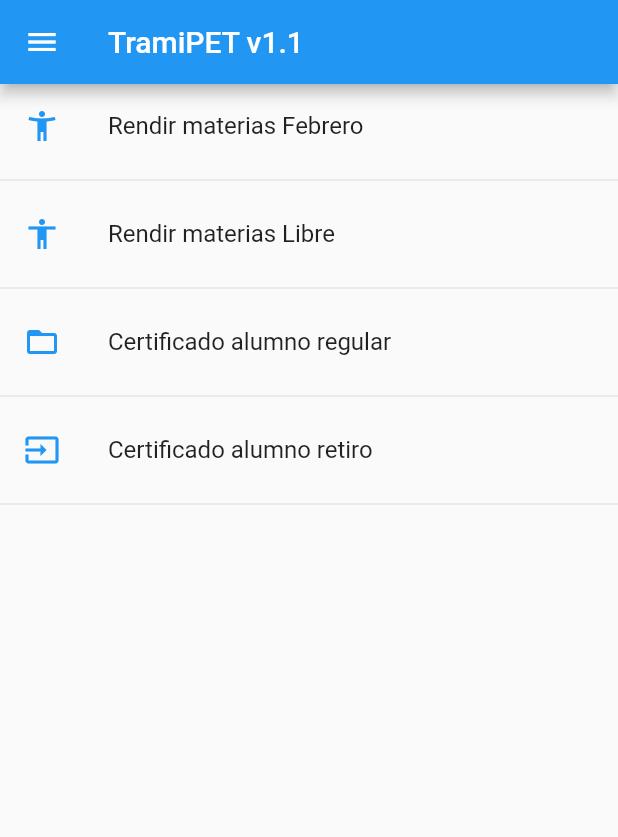
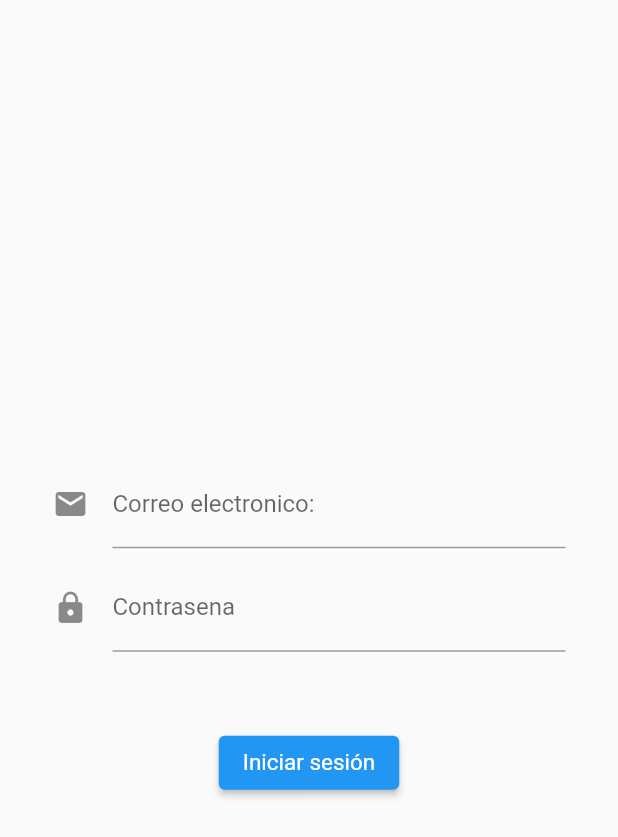
Before and after one commit to t0mmycastro/tramipet, a Flutter app: the screen it shows after launch, on a phone screen of 412 x 824 dp. Shown: the top 837 px of the screen. Run offline on Flutter 3.47's test engine with Material 2 defaults, Android fonts, the light colour scheme and no system bars.

Commit message:
Tramipet 1.2
Actualización de Tramipet 1.2:

-Se corrigieron errores del menu desplegable.
-Se añadió una nueva pantalla de login
-Se retiró a HomePage como menu principal y se puso a LoginPage

```diff
--- a/lib/main.dart
+++ b/lib/main.dart
@@ -6,6 +6,7 @@ import 'package:tramipet/src/pages/rendirfebrero_page.dart';
 import 'package:tramipet/src/pages/rendirlibre_page.dart';
 import 'package:tramipet/src/pages/certalumnoregular_page.dart';
 import 'package:tramipet/src/pages/certalumnoretiro_page.dart';
+import 'package:tramipet/src/pages/login_page.dart';
 
 void main() => runApp(MyApp());
 
@@ -26,7 +27,7 @@ class MyApp extends StatelessWidget {
       ],
       initialRoute: '/',
       routes: {
-        '/': (BuildContext context) => HomePage(),
+        '/': (BuildContext context) => LoginPage(),
         'rendir_febrero': (BuildContext context) => RendirFebreroPage(),
         'rendir_libre': (BuildContext context) => RendirLibrePage(),
         'cert_alumno_regular': (BuildContext context) =>
--- a/lib/src/pages/certalumnoretiro_page.dart
+++ b/lib/src/pages/certalumnoretiro_page.dart
@@ -1,5 +1,3 @@
-import 'dart:math';
-
 import 'package:flutter/material.dart';
 
 import 'package:tramipet/src/pages/pantalla_finalizado_certificados.dart';
--- a/lib/src/pages/home_page.dart
+++ b/lib/src/pages/home_page.dart
@@ -8,7 +8,7 @@ class HomePage extends StatelessWidget {
   Widget build(BuildContext context) {
     return Scaffold(
       appBar: AppBar(
-        title: Text('TramiPET v1.1'),
+        title: Text('TramiPET v1.2'),
       ),
       drawer: Drawer(
         child: ListView(
--- /dev/null
+++ b/lib/src/pages/login_page.dart
@@ -0,0 +1,99 @@
+import 'package:flutter/material.dart';
+
+import 'package:tramipet/src/pages/home_page.dart';
+
+class LoginPage extends StatefulWidget {
+  static String id = 'login_page';
+
+  @override
+  _LoginPageState createState() => _LoginPageState();
+}
+
+class _LoginPageState extends State<LoginPage> {
+  @override
+  Widget build(BuildContext context) {
+    return SafeArea(
+      child: Scaffold(
+        body: Center(
+          child: Column(
+            mainAxisAlignment: MainAxisAlignment.center,
+            children: [
+              SizedBox(
+                height: 15.0,
+              ),
+              _userTextField(),
+              SizedBox(
+                height: 10.0,
+              ),
+              _passwordTextField(),
+              SizedBox(
+                height: 20.0,
+              ),
+              _buttonLogin(context),
+            ],
+          ),
+        ),
+      ),
+    );
+  }
+
+  Widget _userTextField() {
+    return StreamBuilder(
+        builder: (BuildContext context, AsyncSnapshot snapshot) {
+      return Container(
+        padding: EdgeInsets.symmetric(horizontal: 35.0),
+        child: TextField(
+          keyboardType: TextInputType.emailAddress,
+          decoration: InputDecoration(
+            icon: Icon(Icons.email),
+            hintText: 'ejemplo@correo.com',
+            labelText: 'Correo electronico:',
+          ),
+          onChanged: (value) {},
+        ),
+      );
+    });
+  }
+
+  Widget _passwordTextField() {
+    return StreamBuilder(
+        builder: (BuildContext context, AsyncSnapshot snapshot) {
+      return Container(
+        padding: EdgeInsets.symmetric(horizontal: 35.0),
+        child: TextField(
+          keyboardType: TextInputType.emailAddress,
+          obscureText: true,
+          decoration: InputDecoration(
+            icon: Icon(Icons.lock),
+            hintText: 'Contrasena',
+            labelText: 'Contrasena',
+          ),
+          onChanged: (value) {},
+        ),
+      );
+    });
+  }
+
+  Widget _buttonLogin(BuildContext context) {
+    final ButtonStyle style =
+        ElevatedButton.styleFrom(textStyle: const TextStyle(fontSize: 15));
+
+    return Center(
+      child: Column(
+        mainAxisSize: MainAxisSize.min,
+        children: <Widget>[
+          const SizedBox(height: 30),
+          ElevatedButton(
+            style: style,
+            onPressed: () {
+              Navigator.push(context, MaterialPageRoute(builder: (context) {
+                return HomePage();
+              }));
+            },
+            child: const Text('Iniciar sesión'),
+          ),
+        ],
+      ),
+    );
+  }
+}
```
